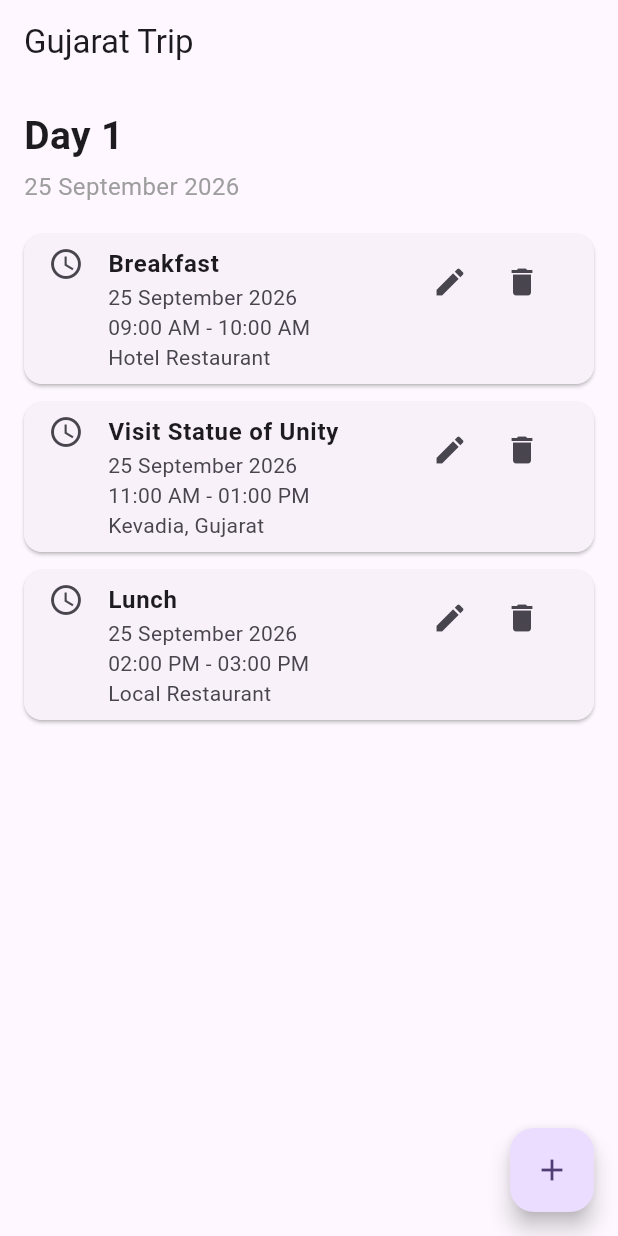
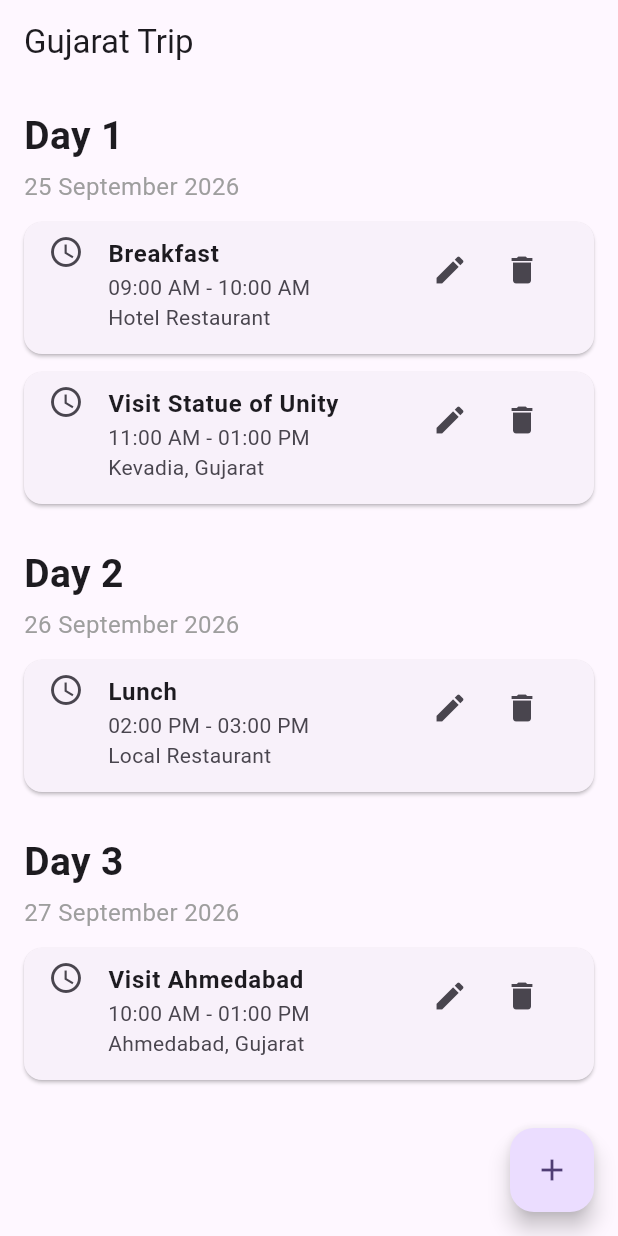
Before and after one commit to krishivkatariya/voyage_flutter, a Flutter app: the screen it shows after launch, on a phone screen of 412 x 824 dp. Run offline on Flutter 3.47's test engine with Material 3 defaults, Android fonts, the phone set to English and light mode, and no system bars.

Commit message:
Add day-wise itinerary

```diff
--- a/lib/screens/itinerary_screen.dart
+++ b/lib/screens/itinerary_screen.dart
@@ -35,10 +35,20 @@ class _ItineraryScreenState extends State<ItineraryScreen> {
       tripId: 'trip01',
       title: 'Lunch',
       place: 'Local Restaurant',
-      date: '25 September 2026',
+      date: '26 September 2026',
       startTime: '02:00 PM',
       endTime: '03:00 PM',
       description: 'Lunch at a local restaurant',
+    ),
+    Itinerary(
+      id: '4',
+      tripId: 'trip01',
+      title: 'Visit Ahmedabad',
+      place: 'Ahmedabad, Gujarat',
+      date: '27 September 2026',
+      startTime: '10:00 AM',
+      endTime: '01:00 PM',
+      description: 'Visit Ahmedabad',
     ),
   ];
 
@@ -67,6 +77,46 @@ class _ItineraryScreenState extends State<ItineraryScreen> {
     final period = time.period == DayPeriod.am ? 'AM' : 'PM';
 
     return '$hour:$minute $period';
+  }
+
+  DateTime _parseDate(String date) {
+    final parts = date.split(' ');
+
+    final day = int.parse(parts[0]);
+
+    const months = {
+      'January': 1,
+      'February': 2,
+      'March': 3,
+      'April': 4,
+      'May': 5,
+      'June': 6,
+      'July': 7,
+      'August': 8,
+      'September': 9,
+      'October': 10,
+      'November': 11,
+      'December': 12,
+    };
+
+    final month = months[parts[1]]!;
+    final year = int.parse(parts[2]);
+
+    return DateTime(year, month, day);
+  }
+
+  Map<String, List<Itinerary>> _groupActivitiesByDate() {
+    final Map<String, List<Itinerary>> grouped = {};
+
+    for (final activity in activities) {
+      if (!grouped.containsKey(activity.date)) {
+        grouped[activity.date] = [];
+      }
+
+      grouped[activity.date]!.add(activity);
+    }
+
+    return grouped;
   }
 
   void showAddActivityDialog() {
@@ -128,7 +178,6 @@ class _ItineraryScreenState extends State<ItineraryScreen> {
 
                     const SizedBox(height: 12),
 
-                    // DATE
                     ListTile(
                       leading: const Icon(Icons.calendar_today),
                       title: const Text('Date'),
@@ -153,7 +202,6 @@ class _ItineraryScreenState extends State<ItineraryScreen> {
                       },
                     ),
 
-                    // START TIME
                     ListTile(
                       leading: const Icon(Icons.access_time),
                       title: const Text('Start Time'),
@@ -174,7 +222,6 @@ class _ItineraryScreenState extends State<ItineraryScreen> {
                       },
                     ),
 
-                    // END TIME
                     ListTile(
                       leading: const Icon(Icons.access_time_filled),
                       title: const Text('End Time'),
@@ -372,6 +419,14 @@ class _ItineraryScreenState extends State<ItineraryScreen> {
 
   @override
   Widget build(BuildContext context) {
+    final groupedActivities = _groupActivitiesByDate();
+
+    final sortedDates = groupedActivities.keys.toList();
+
+    sortedDates.sort(
+          (a, b) => _parseDate(a).compareTo(_parseDate(b)),
+    );
+
     return Scaffold(
       appBar: AppBar(
         title: const Text('Gujarat Trip'),
@@ -381,9 +436,12 @@ class _ItineraryScreenState extends State<ItineraryScreen> {
         padding: const EdgeInsets.all(16),
 
         children: [
-          const Text(
-            'Day 1',
-            style: TextStyle(
+          for (int dayIndex = 0;
+          dayIndex < sortedDates.length;
+          dayIndex++) ...[
+            Text(
+              'Day ${dayIndex + 1}',
+              style: const TextStyle(
                 fontSize: 26,
                 fontWeight: FontWeight.bold,
               ),
@@ -391,17 +449,18 @@ class _ItineraryScreenState extends State<ItineraryScreen> {
 
             const SizedBox(height: 4),
 
-          const Text(
-            '25 September 2026',
-            style: TextStyle(
+            Text(
+              sortedDates[dayIndex],
+              style: const TextStyle(
                 color: Colors.grey,
                 fontSize: 16,
               ),
             ),
 
-          const SizedBox(height: 20),
+            const SizedBox(height: 12),
 
-          for (final activity in activities)
+            for (final activity
+            in groupedActivities[sortedDates[dayIndex]]!)
               Card(
                 margin: const EdgeInsets.only(bottom: 12),
 
@@ -416,8 +475,8 @@ class _ItineraryScreenState extends State<ItineraryScreen> {
                   ),
 
                   subtitle: Text(
-                  '${activity.date}\n'
-                      '${activity.startTime} - ${activity.endTime}\n'
+                    '${activity.startTime} - '
+                        '${activity.endTime}\n'
                         '${activity.place}',
                   ),
 
@@ -444,6 +503,9 @@ class _ItineraryScreenState extends State<ItineraryScreen> {
                   ),
                 ),
               ),
+
+            const SizedBox(height: 16),
+          ],
         ],
       ),
 
```
Also changed, not shown: lib/screens/destination_search_screen.dart (added), lib/screens/map_screen.dart (added), lib/screens/place_details_screen.dart (added). Lines whose indentation alone changed are shown as unchanged.
